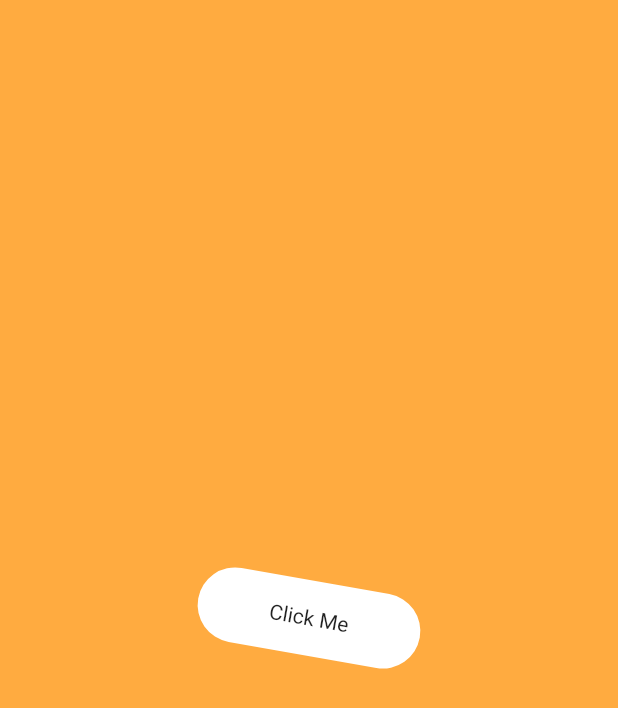
After one commit to dkmauryatatsam/animated-ui-practice, a Flutter app: the screen it shows after launch, after a tap on "Animated Button", on a phone screen of 412 x 824 dp. The commit adds this screen. Shown: the top 708 px of the screen. Run offline on Flutter 3.47's test engine with Material 2 defaults, Android fonts, the phone set to English and light mode, and no system bars; our stand-ins replace get.

Commit message:
create animated button

```diff
--- /dev/null
+++ b/animations/lib/animation_pages/animated_button.dart
@@ -0,0 +1,91 @@
+import 'dart:math';
+
+import 'package:flutter/cupertino.dart';
+import 'package:flutter/material.dart';
+
+class AnimatedButton extends StatefulWidget {
+  const AnimatedButton({Key? key}) : super(key: key);
+
+  @override
+  _AnimatedButtonState createState() => _AnimatedButtonState();
+}
+
+class _AnimatedButtonState extends State<AnimatedButton>
+    with SingleTickerProviderStateMixin {
+  late AnimationController _controller;
+  late Animation<double> animation;
+
+  @override
+  void initState() {
+    super.initState();
+    _controller = AnimationController(
+      vsync: this,
+      duration: const Duration(milliseconds: 1000),
+    );
+    setRotaion(10);
+    WidgetsBinding.instance!.addPostFrameCallback((timeStamp) {
+      _controller.forward();
+    });
+  }
+
+  void setAnimation() {
+    _controller.addStatusListener((status) async {
+      await Future.delayed(const Duration(milliseconds: 500));
+      if (AnimationStatus.completed == status) {
+        _controller.reverse();
+      }
+      await Future.delayed(const Duration(milliseconds: 500));
+      if (AnimationStatus.completed != status) {
+        _controller.forward();
+      }
+    });
+  }
+
+  void setRotaion(int degree) {
+    final angle = degree * pi / 180;
+    animation = Tween<double>(begin: -angle, end: angle).animate(_controller);
+  }
+
+  @override
+  void dispose() {
+    _controller.dispose();
+    super.dispose();
+  }
+
+  @override
+  Widget build(BuildContext context) {
+    return Scaffold(
+      backgroundColor: Colors.orangeAccent,
+      body: Center(
+        child: Column(
+          mainAxisAlignment: MainAxisAlignment.center,
+          children: [
+            AnimatedBuilder(
+                animation: animation,
+                child: GestureDetector(
+                  onTap: () {
+                    _controller.forward();
+                  },
+                  child: Container(
+                    height: 50,
+                    width: 150,
+                    decoration: BoxDecoration(
+                        color: Colors.white,
+                        borderRadius: BorderRadius.circular(25)),
+                    child: const Center(
+                      child: Text('Click Me'),
+                    ),
+                  ),
+                ),
+                builder: (context, child) {
+                  return Transform.rotate(
+                    angle: animation.value,
+                    child: child,
+                  );
+                })
+          ],
+        ),
+      ),
+    );
+  }
+}
--- /dev/null
+++ b/animations/lib/animation_pages/animated_list.dart
@@ -0,0 +1,64 @@
+import 'package:flutter/material.dart';
+import 'package:animations/data/data.dart';
+
+class AnimatedListTile extends StatefulWidget {
+  const AnimatedListTile({Key? key}) : super(key: key);
+
+  @override
+  _AnimatedListTileState createState() => _AnimatedListTileState();
+}
+
+class _AnimatedListTileState extends State<AnimatedListTile> {
+  final List<Widget> _paintTile = [];
+  final GlobalKey<AnimatedListState> _listKey = GlobalKey<AnimatedListState>();
+  @override
+  void initState() {
+    super.initState();
+    _loadItems();
+  }
+
+  Future<void> _loadItems() async {
+    for (int i = 0; i < paintings.length; i++) {
+      await Future.delayed(const Duration(milliseconds: 500));
+      _paintTile.add(_buildTile(paintings[i]['name'], paintings[i]['image']));
+      _listKey.currentState!.insertItem(_paintTile.length - 1);
+    }
+  }
+
+  Widget _buildTile(String title, String imgPath) {
+    return Padding(
+      padding: const EdgeInsets.symmetric(vertical: 10),
+      child: ExpansionTile(
+        title: Text(title),
+        leading: ClipRRect(
+          borderRadius: BorderRadius.circular(8),
+          child: Image.asset(
+            imgPath,
+            height: 50.0,
+          ),
+        ),
+        children: const [
+          Text("hello my name is this this this"),
+        ],
+      ),
+    );
+  }
+
+  final Tween<double> _scale = Tween(begin: 0.0, end: 1.0);
+
+  @override
+  Widget build(BuildContext context) {
+    return Scaffold(
+      appBar: AppBar(),
+      body: AnimatedList(
+          key: _listKey,
+          initialItemCount: _paintTile.length,
+          itemBuilder: (context, index, animation) {
+            return ScaleTransition(
+              scale: animation.drive(_scale),
+              child: _paintTile[index],
+            );
+          }),
+    );
+  }
+}
--- a/animations/lib/data/data.dart
+++ b/animations/lib/data/data.dart
@@ -1,4 +1,4 @@
-List<Map> paintings = [
+List paintings = [
   {
     'image': 'assets/painting6.jpeg',
     'name': 'The Sower',
--- a/animations/lib/home_screen.dart
+++ b/animations/lib/home_screen.dart
@@ -1,3 +1,5 @@
+import 'package:animations/animation_pages/animated_button.dart';
+import 'package:animations/animation_pages/animated_list.dart';
 import 'package:animations/animation_pages/animation1.dart';
 import 'package:animations/animation_pages/fab_button.dart';
 import 'package:animations/animation_pages/parallax.dart';
@@ -27,7 +29,14 @@ class HomeScreen extends StatelessWidget {
               Get.to(const TinderSwipe());
             },
           ),
-          AnimationTile(title: "Parallax", function: () => Get.to(Parallax())),
+          AnimationTile(
+              title: "Parallax", function: () => Get.to(const Parallax())),
+          AnimationTile(
+              title: "Animated List",
+              function: () => Get.to(const AnimatedListTile())),
+          AnimationTile(
+              title: "Animated Button",
+              function: () => Get.to(const AnimatedButton())),
         ],
       ),
     );
```
